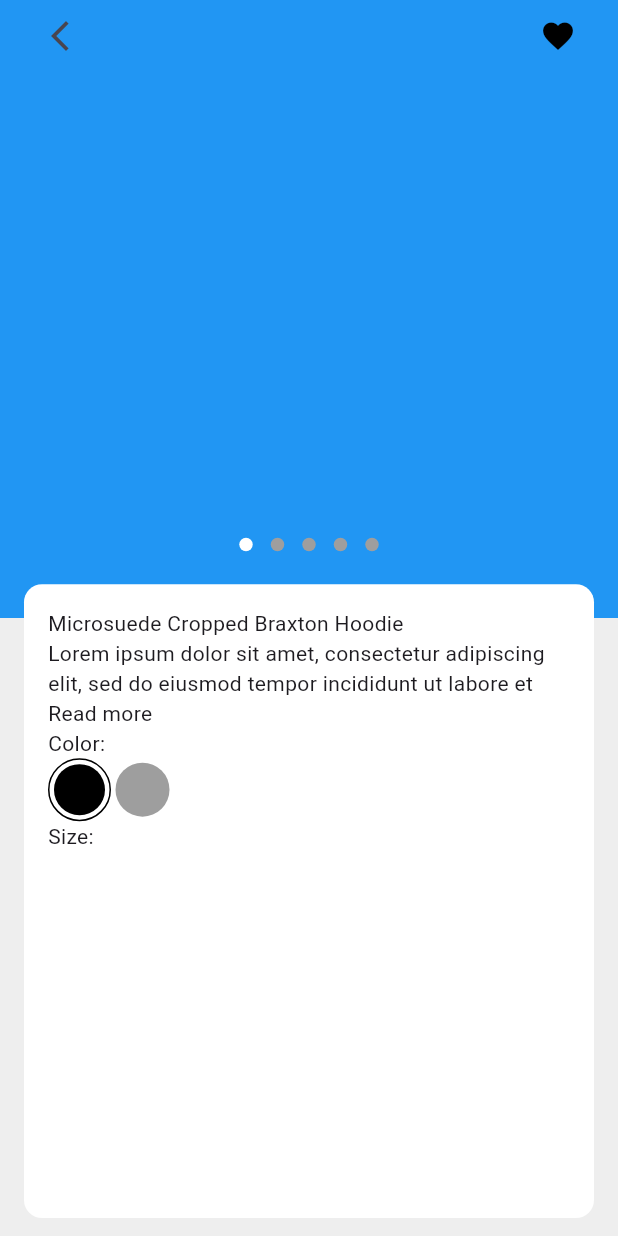
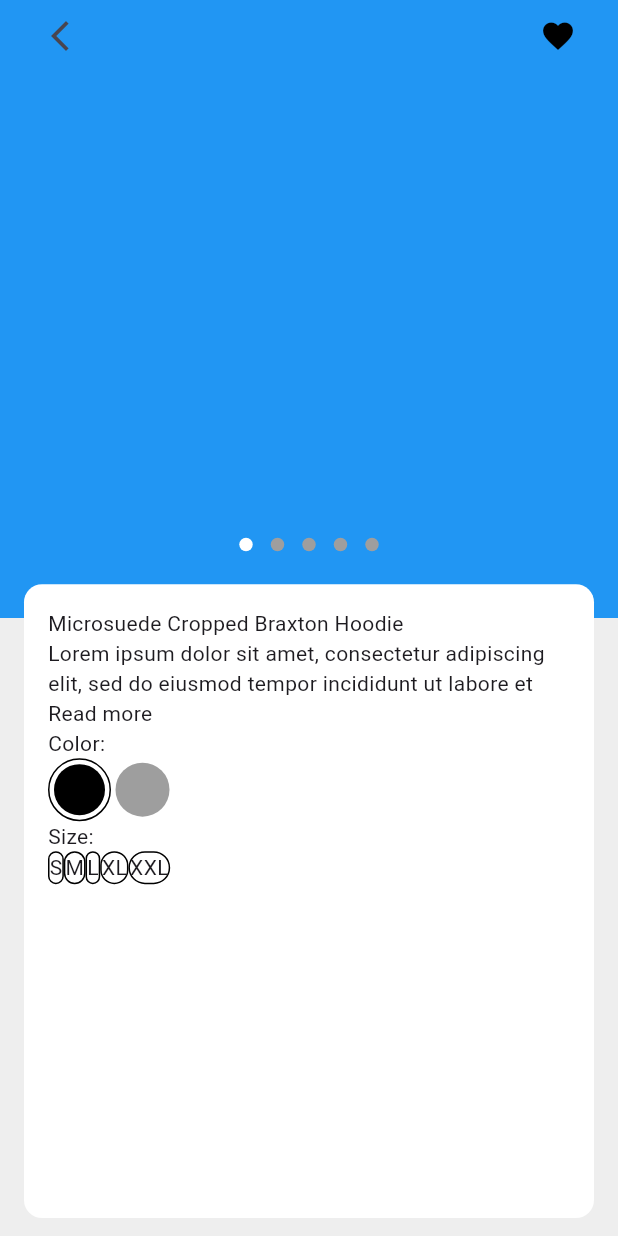
Before and after one commit to JAICHANGPARK/flutter_notebook_chapter_49, a Flutter app: the ECommerceDetailPage screen opened directly, on a phone screen of 412 x 824 dp. Run offline on Flutter 3.47's test engine with Material 3 defaults, Android fonts, the phone set to English and light mode, and no system bars; drawn by our look-alikes of dots_indicator; our stand-ins replace gap, google_fonts.

Commit message:
Update e_commerce_detail_page.dart

```diff
--- a/lib/ep2451_e_commerce_app/ui/e_commerce_detail_page.dart
+++ b/lib/ep2451_e_commerce_app/ui/e_commerce_detail_page.dart
@@ -108,9 +108,7 @@ class _ECommerceDetailPageState extends State<ECommerceDetailPage> {
                                 // border: Border.all(),
                               ),
                               padding: .all(3),
-                              child: CircleAvatar(
-                                backgroundColor: Colors.grey,
-                              ),
+                              child: CircleAvatar(backgroundColor: Colors.grey),
                             ),
                             Container(
                               height: 42,
@@ -127,6 +125,16 @@ class _ECommerceDetailPageState extends State<ECommerceDetailPage> {
                           ],
                         ),
                         Text("Size:"),
+                        Row(
+                          children: ["S", "M", "L", "XL", "XXL"].map(
+                            (e) => Container(
+                              decoration: ShapeDecoration(
+                                shape: StadiumBorder(side: BorderSide()),
+                              ),
+                              child: Text("$e"),
+                            ),
+                          ).toList(),
+                        ),
                       ],
                     ),
                   ),
```
